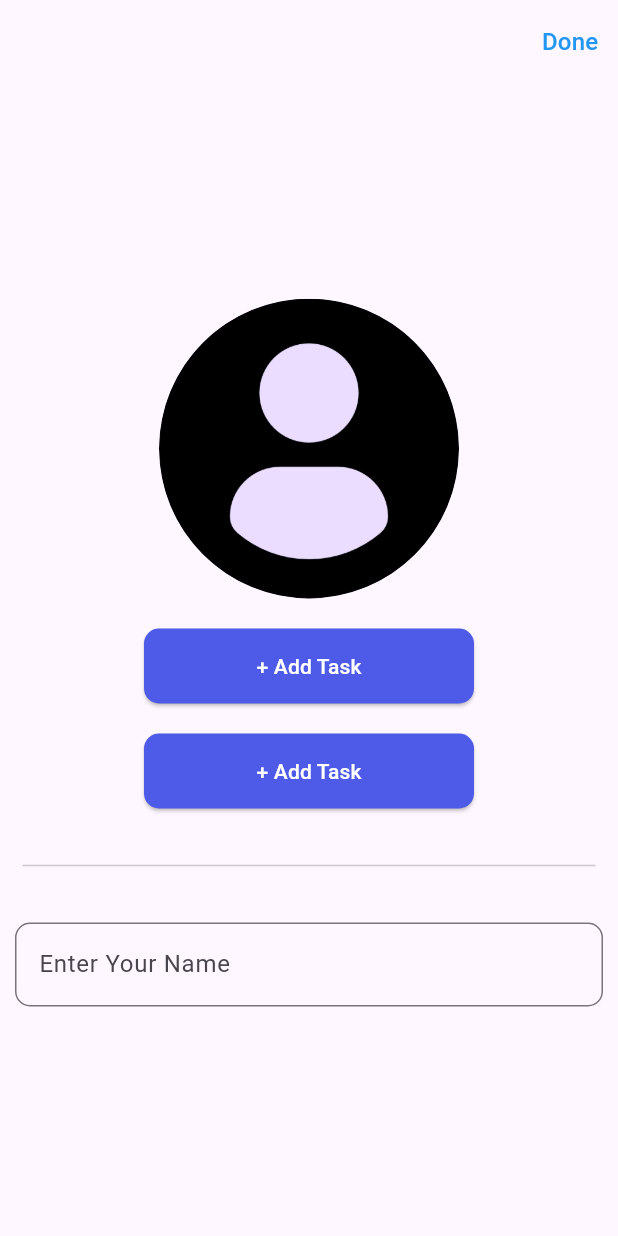
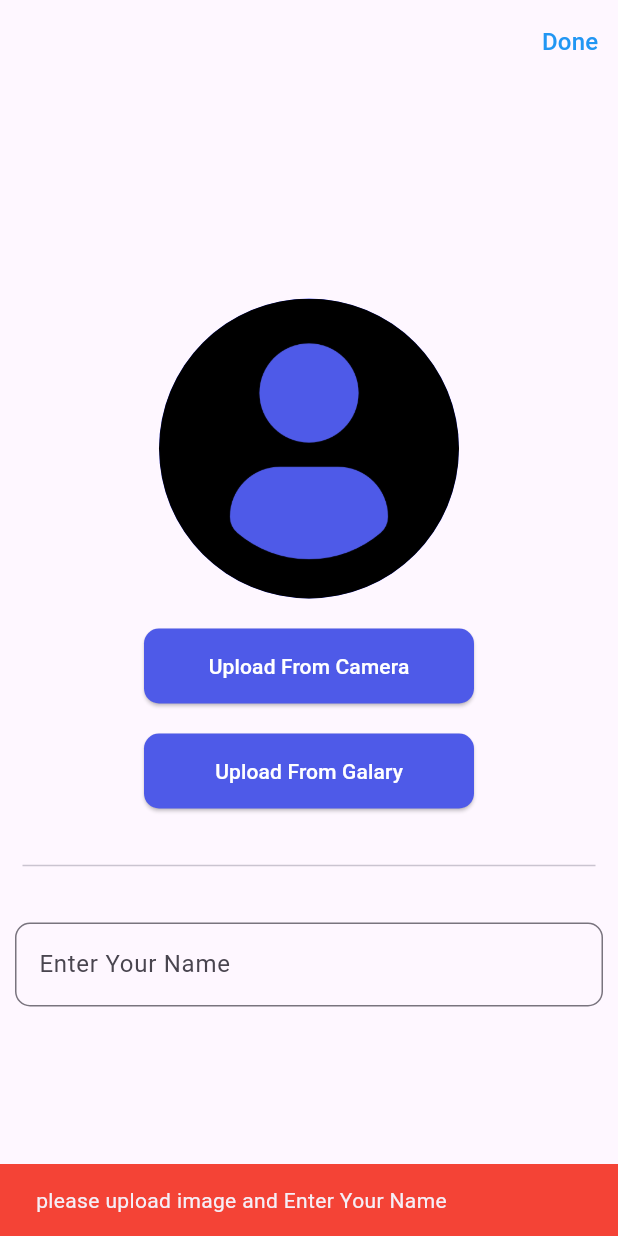
Before and after one commit to Mohamed-saleh-20/takati_app, a Flutter app: the screen it shows after launch, after a tap on "Done", on a phone screen of 412 x 824 dp. Run offline on Flutter 3.47's test engine with Material 3 defaults, Android fonts, the phone set to English and light mode, and no system bars; our stand-ins replace gap, hive, hive_flutter, image_picker, lottie; accounts and stored records are empty.

Commit message:
edite the App

```diff
--- /dev/null
+++ b/lib/core/service/local_storage.dart
@@ -0,0 +1,17 @@
+import 'package:hive/hive.dart';
+
+class AppCaching {
+static late Box userBox;
+static init(){
+  userBox=Hive.box("userBox");
+}
+
+static cacheData(String key , value){
+userBox.put(key, value);
+}
+
+static getCacheData (String key){
+ return userBox.get(key);
+}
+
+}
--- a/lib/core/widgets/custom_button.dart
+++ b/lib/core/widgets/custom_button.dart
@@ -4,21 +4,32 @@ import 'package:takati_app/core/utils/colors.dart';
 class CustomButton extends StatelessWidget {
   const CustomButton({
     super.key,
-     this.width,
-     this.height,
-      this.colors,
-       required this.onPressed,
-        required this.text,
+    this.width,
+    this.height,
+    this.colors,
+    required this.OnPressed,
+    required this.text,
   });
   final double? width;
   final double? height;
   final Color? colors;
-  final Function() onPressed;
+  final Function() OnPressed;
   final String text;
-
 
   @override
   Widget build(BuildContext context) {
-    return SizedBox(width:width??220 ,height:height?? 50,child: ElevatedButton(style: ElevatedButton.styleFrom(backgroundColor:colors?? AppColors.primaryColor,shape:  RoundedRectangleBorder(borderRadius: BorderRadius.circular(10))),onPressed: (){}, child: Text("+ Add Task",style:TextStyle(color: AppColors.whiteColor),)));
+    return SizedBox(
+        width: width ?? 220,
+        height: height ?? 50,
+        child: ElevatedButton(
+            style: ElevatedButton.styleFrom(
+                backgroundColor: colors ?? AppColors.primaryColor,
+                shape: RoundedRectangleBorder(
+                    borderRadius: BorderRadius.circular(10))),
+            onPressed: OnPressed,
+            child: Text(
+              text,
+              style: TextStyle(color: AppColors.whiteColor),
+            )));
   }
 }
--- a/lib/feature/intro/splash_view.dart
+++ b/lib/feature/intro/splash_view.dart
@@ -8,7 +8,7 @@ import 'package:takati_app/feature/upload/upload_view.dart';
 
 
 class SplashView extends StatefulWidget {
-  const SplashView({super.key});
+  const  SplashView({super.key});
 
   @override
   State<SplashView> createState() => _SplashViewState();
--- a/lib/feature/upload/upload_view.dart
+++ b/lib/feature/upload/upload_view.dart
@@ -1,8 +1,13 @@
+import 'dart:io';
 import 'package:flutter/material.dart';
 import 'package:gap/gap.dart';
 import 'package:image_picker/image_picker.dart';
+import 'package:takati_app/core/function/navigatore.dart';
+import 'package:takati_app/core/service/local_storage.dart';
+import 'package:takati_app/core/utils/colors.dart';
 import 'package:takati_app/core/utils/font_style.dart';
 import 'package:takati_app/core/widgets/custom_button.dart';
+import 'package:takati_app/feature/home/Home_screen.dart';
 
 class UploadView extends StatefulWidget {
   const UploadView({super.key});
@@ -12,27 +17,102 @@ class UploadView extends StatefulWidget {
 }
 
 class _UploadViewState extends State<UploadView> {
+  String? profilepath;
+  String name = "";
   @override
   Widget build(BuildContext context) {
-    return  Scaffold(
-      appBar: AppBar(actions: [TextButton(onPressed: (){}, child: Text("Done",style: getBodyTextStyle(color: Colors.blue)))],),
 
-      body: Center(child: Column(mainAxisAlignment: MainAxisAlignment.center,children: [CircleAvatar(radius: 100,backgroundImage: AssetImage('assets/user.png'),),Gap(20),
-      CustomButton(text: "Upload From Camera", onPressed: () {ImagePicker().pickImage(source: ImageSource.camera) ; },),Gap(20),
-      CustomButton(text: "Upload From Galary", onPressed: () {ImagePicker().pickImage(source: ImageSource.gallery) ;  },) ,Gap(30),  Padding(
-        padding: const EdgeInsets.symmetric(horizontal: 15),
-
-        child: Divider(),
-      ),Gap(20),
-      Padding(
-        padding: const EdgeInsets.all(10),
-        child: TextFormField(
-
-          decoration: InputDecoration(hintText:"Enter Your Name",border:OutlineInputBorder(borderRadius: BorderRadius.circular(10)) ),),
-
-      )
-      ],)),
-
+    return Scaffold(
+      appBar: AppBar(
+        actions: [
+          TextButton(
+              onPressed: () {
+                if (profilepath != null && name.isNotEmpty) {
+                 AppCaching.cacheData("name", name);
+                  AppCaching.cacheData("image", profilepath);
+                  AppCaching.cacheData("isUpload", true);
+                  pushReplacment(context, (AppCaching.getCacheData("isUpload")??false )? HomeScreen():UploadView());
+                } else if (profilepath != null && name.isEmpty) {
+                  ScaffoldMessenger.of(context).showSnackBar(SnackBar(
+                    content: Text("pleaese Enter Your Name"),
+                    backgroundColor: Colors.red,
+                  ));
+                } else if (profilepath == null && name.isEmpty) {
+                  ScaffoldMessenger.of(context).showSnackBar(SnackBar(
+                    content: Text("please upload image and Enter Your Name"),
+                    backgroundColor: Colors.red,
+                  ));
+                } else if (profilepath == null && name.isNotEmpty) {
+                  ScaffoldMessenger.of(context).showSnackBar(SnackBar(
+                    content: Text("pleaese Upload your image"),
+                    backgroundColor: Colors.red,
+                  ));
+                }
+              },
+              child: Text("Done", style: getBodyTextStyle(color: Colors.blue)))
+        ],
+      ),
+      body: Center(
+          child: Column(
+        mainAxisAlignment: MainAxisAlignment.center,
+        children: [
+          CircleAvatar(
+            backgroundColor: AppColors.primaryColor,
+            radius: 100,
+            backgroundImage: (profilepath != null)
+                ? FileImage(File(profilepath!))
+                : AssetImage('assets/user.png'),
+          ),
+          Gap(20),
+          CustomButton(
+            text: "Upload From Camera",
+            OnPressed: () {
+              print("object");
+              PickImage(true);
+            },
+          ),
+          Gap(20),
+          CustomButton(
+            text: "Upload From Galary",
+            OnPressed: () {
+              PickImage(false);
+            },
+          ),
+          Gap(30),
+          Padding(
+            padding: const EdgeInsets.symmetric(horizontal: 15),
+            child: Divider(),
+          ),
+          Gap(20),
+          Padding(
+            padding: const EdgeInsets.all(10),
+            child: TextFormField(
+              onChanged: (value) {
+                setState(() {
+                  name = value;
+                });
+              },
+              decoration: InputDecoration(
+                  hintText: "Enter Your Name",
+                  border: OutlineInputBorder(
+                      borderRadius: BorderRadius.circular(10))),
+            ),
+          ),
+        ],
+      )),
     );
   }
+
+  PickImage(bool isCamera) {
+    ImagePicker()
+        .pickImage(source: isCamera ? ImageSource.camera : ImageSource.gallery)
+        .then((value) {
+      if (value != null) {
+        setState(() {
+          profilepath = value.path;
+        });
+      }
+      ;
+    });
+  }
 }
--- a/lib/main.dart
+++ b/lib/main.dart
@@ -1,11 +1,15 @@
 import 'package:flutter/material.dart';
-import 'package:takati_app/feature/home/Home_screen.dart';
+import 'package:hive_flutter/hive_flutter.dart';
+import 'package:takati_app/core/service/local_storage.dart';
 import 'package:takati_app/feature/intro/splash_view.dart';
-import 'package:takati_app/feature/upload/upload_view.dart';
 
 
 
-void main() {
+
+Future<void> main() async {
+  await Hive.initFlutter();
+  await Hive.openBox('userBox');
+  AppCaching.init();
   runApp(const MainApp());
 }
 
--- a/pubspec.yaml
+++ b/pubspec.yaml
@@ -10,8 +10,11 @@ dependencies:
   flutter:
     sdk: flutter
   gap: ^3.0.1
+  hive: ^2.2.3
+  hive_flutter: ^1.1.0
   image_picker: ^1.1.2
   lottie: ^3.1.2
+  intl: ^0.19.0
 
 dev_dependencies:
   flutter_lints: ^4.0.0
```
Also changed, not shown: lib/feature/home/Home_screen.dart (+6 -52 lines), lib/feature/home/widgets/Home_Header_widget.dart (added, +48 -0 lines), lib/feature/home/widgets/Today_Widget.dart (added, +35 -0 lines), pubspec.lock, 1 other file.
